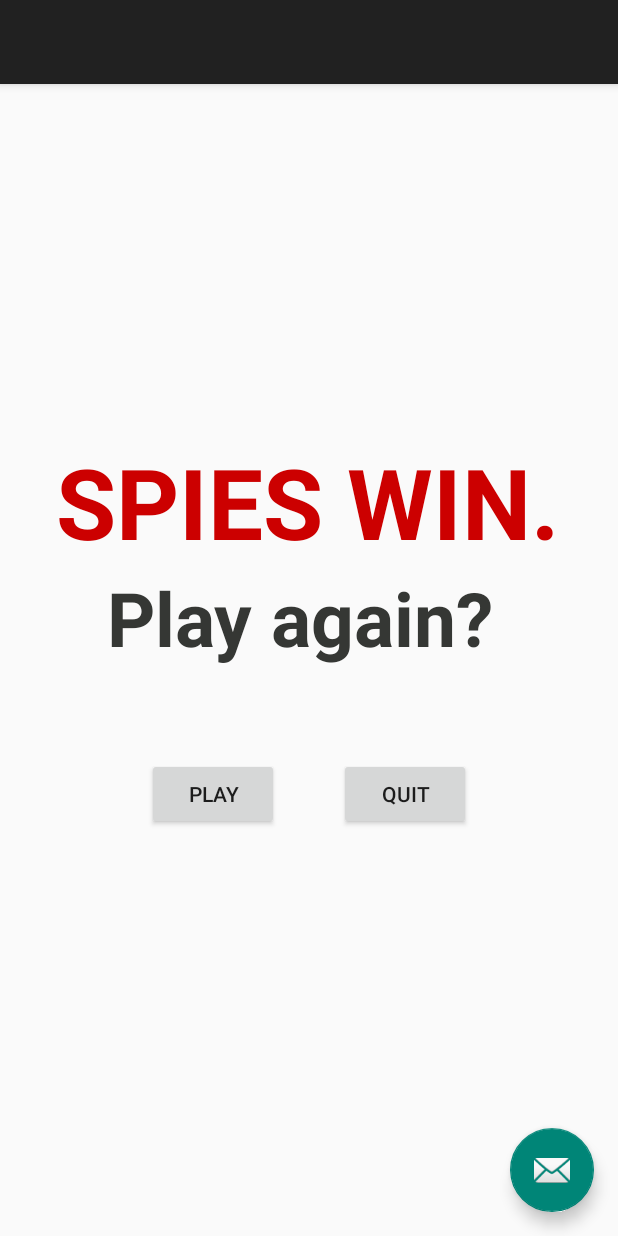
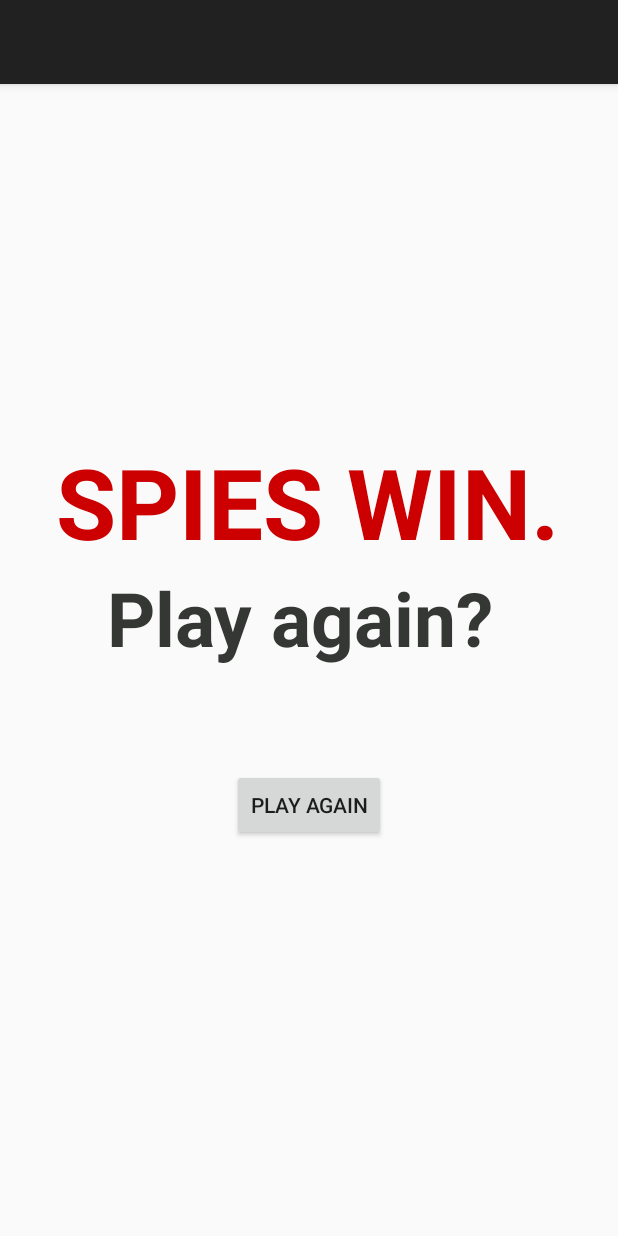
Before and after one commit to monmajumder/sample_code, an Android app: the EndGameActivity screen opened directly, with no data from a screen before it, on a phone screen of 412 x 824 dp. Run offline under Robolectric (Android 15) with nearby library versions, the phone set to English and light mode, and no system bars.

Commit message:
Fix end game options

```diff
--- a/TheResistance/app/src/main/res/layout/activity_end_game.xml
+++ b/TheResistance/app/src/main/res/layout/activity_end_game.xml
@@ -19,9 +19,4 @@
 
     <include layout="@layout/content_end_game" />
 
-    <android.support.design.widget.FloatingActionButton android:id="@+id/fab"
-        android:layout_width="wrap_content" android:layout_height="wrap_content"
-        android:layout_gravity="bottom|end" android:layout_margin="@dimen/fab_margin"
-        android:src="@android:drawable/ic_dialog_email" />
-
 </android.support.design.widget.CoordinatorLayout>
--- a/TheResistance/app/src/main/res/layout/content_end_game.xml
+++ b/TheResistance/app/src/main/res/layout/content_end_game.xml
@@ -64,25 +64,10 @@
     <Button
         android:layout_width="wrap_content"
         android:layout_height="wrap_content"
-        android:text="Quit"
-        android:id="@+id/quitbutton"
-        android:layout_gravity="bottom|right"
+        android:text="Play Again"
+        android:id="@+id/play"
+        android:layout_marginTop="67dp"
         android:layout_below="@+id/playagain"
-        android:layout_alignRight="@+id/playagain"
-        android:layout_alignEnd="@+id/playagain"
-        android:layout_marginTop="60dp"
-        android:layout_marginRight="50dp"
-        android:onClick="endGame"/>
-
-    <Button
-        android:layout_width="wrap_content"
-        android:layout_height="wrap_content"
-        android:text="Play"
-        android:id="@+id/play"
-        android:layout_gravity="bottom|right"
-        android:layout_alignTop="@+id/quitbutton"
-        android:layout_alignLeft="@+id/playagain"
-        android:layout_alignStart="@+id/playagain"
-        android:layout_marginLeft="50dp"
+        android:layout_centerHorizontal="true"
         android:onClick = "startNewGame"/>
 </RelativeLayout>
```
Also changed, not shown: TheResistance/app/src/main/java/com/resistance/theresistance/activities/EndGameActivity.java (+18 -9 lines), TheResistance/app/src/main/java/com/resistance/theresistance/fragments/PlayFragment.java (+26 -0 lines), TheResistance/app/src/main/res/layout/content_game_name.xml (+0 -10 lines).
